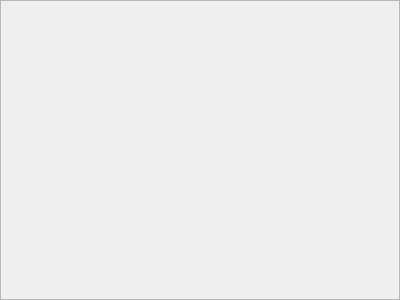
Qt form Setup/installframe.ui (dotevo/Pilocik) before a commit.
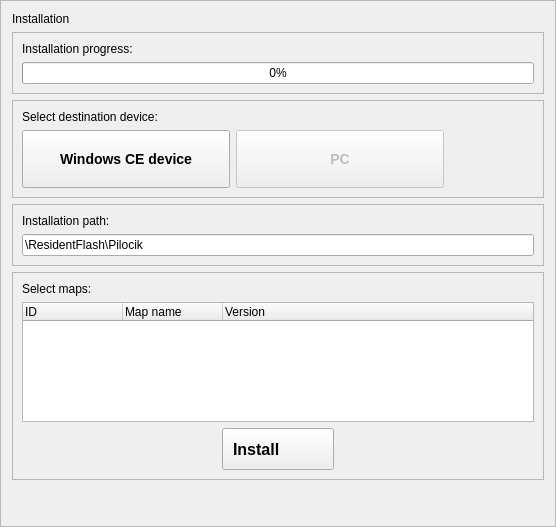
The same form after that commit. Icons and pictures are not drawn.

Diff of the .ui file:
```diff
--- a/Setup/installframe.ui
+++ b/Setup/installframe.ui
@@ -9,8 +9,8 @@
    <rect>
     <x>0</x>
     <y>0</y>
-    <width>400</width>
-    <height>300</height>
+    <width>556</width>
+    <height>527</height>
    </rect>
   </property>
   <property name="frameShape">
@@ -19,5 +19,281 @@
   <property name="windowTitle">
    <string>Frame</string>
   </property>
+  <property name="frameShape">
+   <enum>QFrame::StyledPanel</enum>
+  </property>
+  <property name="frameShadow">
+   <enum>QFrame::Raised</enum>
+  </property>
+  <layout class="QVBoxLayout" name="verticalLayout">
+   <item>
+    <widget class="QLabel" name="header">
+     <property name="text">
+      <string>Installation</string>
+     </property>
+    </widget>
+   </item>
+   <item>
+    <widget class="QFrame" name="pbFrame">
+     <property name="frameShape">
+      <enum>QFrame::StyledPanel</enum>
+     </property>
+     <property name="frameShadow">
+      <enum>QFrame::Raised</enum>
+     </property>
+     <layout class="QVBoxLayout" name="verticalLayout_4">
+      <item>
+       <widget class="QLabel" name="label_4">
+        <property name="text">
+         <string>Installation progress:</string>
+        </property>
+       </widget>
+      </item>
+      <item>
+       <widget class="QProgressBar" name="progressBar">
+        <property name="value">
+         <number>0</number>
+        </property>
+       </widget>
+      </item>
+     </layout>
+    </widget>
+   </item>
+   <item>
+    <widget class="QFrame" name="selectFrame">
+     <property name="frameShape">
+      <enum>QFrame::StyledPanel</enum>
+     </property>
+     <property name="frameShadow">
+      <enum>QFrame::Raised</enum>
+     </property>
+     <layout class="QGridLayout" name="gridLayout">
+      <item row="1" column="0">
+       <widget class="QPushButton" name="winCEbtn">
+        <property name="styleSheet">
+         <string notr="true">width: 200px;
+height: 50px;
+
+font-size: 14px;
+	font-family: 'Trebuchet MS', Tahoma, Verdana;
+	font-weight: bold;</string>
+        </property>
+        <property name="text">
+         <string>Windows CE device</string>
+        </property>
+        <property name="icon">
+         <iconset resource="res.qrc">
+          <normaloff>:/images/Device.png</normaloff>:/images/Device.png</iconset>
+        </property>
+        <property name="iconSize">
+         <size>
+          <width>48</width>
+          <height>48</height>
+         </size>
+        </property>
+       </widget>
+      </item>
+      <item row="0" column="0" colspan="2">
+       <widget class="QLabel" name="label_2">
+        <property name="text">
+         <string>Select destination device:</string>
+        </property>
+       </widget>
+      </item>
+      <item row="1" column="1">
+       <widget class="QPushButton" name="PCbtn">
+        <property name="enabled">
+         <bool>false</bool>
+        </property>
+        <property name="styleSheet">
+         <string notr="true">width: 200px;
+height: 50px;
+font-size: 14px;
+	font-family: 'Trebuchet MS', Tahoma, Verdana;
+	font-weight: bold;</string>
+        </property>
+        <property name="text">
+         <string>PC</string>
+        </property>
+        <property name="icon">
+         <iconset resource="res.qrc">
+          <normaloff>:/images/Laptop.png</normaloff>:/images/Laptop.png</iconset>
+        </property>
+        <property name="iconSize">
+         <size>
+          <width>48</width>
+          <height>48</height>
+         </size>
+        </property>
+       </widget>
+      </item>
+      <item row="1" column="2">
+       <spacer name="horizontalSpacer_3">
+        <property name="orientation">
+         <enum>Qt::Horizontal</enum>
+        </property>
+        <property name="sizeHint" stdset="0">
+         <size>
+          <width>40</width>
+          <height>20</height>
+         </size>
+        </property>
+       </spacer>
+      </item>
+     </layout>
+    </widget>
+   </item>
+   <item>
+    <widget class="QFrame" name="pathFrame">
+     <property name="frameShape">
+      <enum>QFrame::StyledPanel</enum>
+     </property>
+     <property name="frameShadow">
+      <enum>QFrame::Raised</enum>
+     </property>
+     <layout class="QVBoxLayout" name="verticalLayout_2">
+      <item>
+       <widget class="QLabel" name="label_3">
+        <property name="text">
+         <string>Installation path:</string>
+        </property>
+       </widget>
+      </item>
+      <item>
+       <widget class="QLineEdit" name="installPath">
+        <property name="text">
+         <string>\ResidentFlash\Pilocik</string>
+        </property>
+       </widget>
+      </item>
+     </layout>
+    </widget>
+   </item>
+   <item>
+    <widget class="QFrame" name="mapFrame">
+     <property name="frameShape">
+      <enum>QFrame::StyledPanel</enum>
+     </property>
+     <property name="frameShadow">
+      <enum>QFrame::Raised</enum>
+     </property>
+     <layout class="QVBoxLayout" name="verticalLayout_5">
+      <item>
+       <widget class="QLabel" name="label">
+        <property name="text">
+         <string>Select maps:</string>
+        </property>
+       </widget>
+      </item>
+      <item>
+       <widget class="QTreeWidget" name="mapsList">
+        <property name="minimumSize">
+         <size>
+          <width>0</width>
+          <height>120</height>
+         </size>
+        </property>
+        <property name="maximumSize">
+         <size>
+          <width>16777215</width>
+          <height>120</height>
+         </size>
+        </property>
+        <property name="selectionMode">
+         <enum>QAbstractItemView::MultiSelection</enum>
+        </property>
+        <property name="selectionBehavior">
+         <enum>QAbstractItemView::SelectRows</enum>
+        </property>
+        <column>
+         <property name="text">
+          <string>ID</string>
+         </property>
+        </column>
+        <column>
+         <property name="text">
+          <string>Map name</string>
+         </property>
+        </column>
+        <column>
+         <property name="text">
+          <string>Version</string>
+         </property>
+        </column>
+       </widget>
+      </item>
+      <item>
+       <layout class="QHBoxLayout" name="horizontalLayout">
+        <item>
+         <spacer name="horizontalSpacer_2">
+          <property name="orientation">
+           <enum>Qt::Horizontal</enum>
+          </property>
+          <property name="sizeHint" stdset="0">
+           <size>
+            <width>40</width>
+            <height>20</height>
+           </size>
+          </property>
+         </spacer>
+        </item>
+        <item>
+         <widget class="QPushButton" name="installBtn">
+          <property name="styleSheet">
+           <string notr="true">width: 100px;
+height: 40px;
+text-align: left;
+padding-left: 10px;
+font-size: 16px;
+	font-family: 'Trebuchet MS', Tahoma, Verdana;
+	font-weight: bold;</string>
+          </property>
+          <property name="text">
+           <string>Install</string>
+          </property>
+          <property name="icon">
+           <iconset resource="res.qrc">
+            <normaloff>:/images/arrow.png</normaloff>:/images/arrow.png</iconset>
+          </property>
+          <property name="iconSize">
+           <size>
+            <width>36</width>
+            <height>36</height>
+           </size>
+          </property>
+         </widget>
+        </item>
+        <item>
+         <spacer name="horizontalSpacer">
+          <property name="orientation">
+           <enum>Qt::Horizontal</enum>
+          </property>
+          <property name="sizeHint" stdset="0">
+           <size>
+            <width>40</width>
+            <height>20</height>
+           </size>
+          </property>
+         </spacer>
+        </item>
+       </layout>
+      </item>
+     </layout>
+    </widget>
+   </item>
+   <item>
+    <spacer name="verticalSpacer">
+     <property name="orientation">
+      <enum>Qt::Vertical</enum>
+     </property>
+     <property name="sizeHint" stdset="0">
+      <size>
+       <width>20</width>
+       <height>40</height>
+      </size>
+     </property>
+    </spacer>
+   </item>
+  </layout>
  </widget>
 </ui>
```
Left out of the diff: 12 changed lines with no effect on the pictures.
